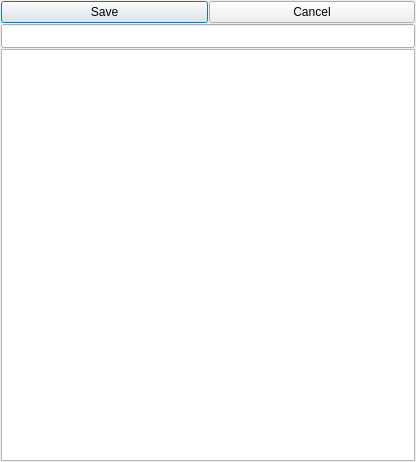
berndhs/arado, file ui/config-edit.ui: the form before one commit.
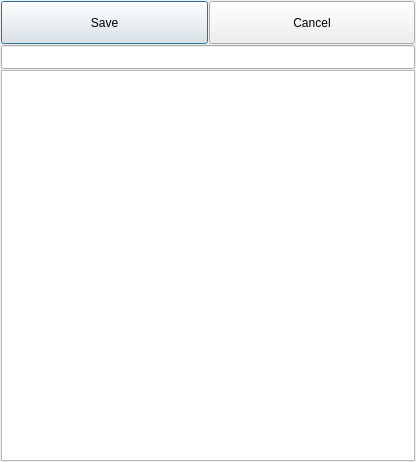
The form after the commit. Icons and pictures are not drawn.

Commit message: buttons optimated for mobile phones.

```diff
--- a/ui/config-edit.ui
+++ b/ui/config-edit.ui
@@ -38,6 +38,12 @@
          <verstretch>0</verstretch>
         </sizepolicy>
        </property>
+       <property name="minimumSize">
+        <size>
+         <width>0</width>
+         <height>43</height>
+        </size>
+       </property>
        <property name="text">
         <string>Save</string>
        </property>
@@ -51,6 +57,12 @@
          <verstretch>0</verstretch>
         </sizepolicy>
        </property>
+       <property name="minimumSize">
+        <size>
+         <width>0</width>
+         <height>43</height>
+        </size>
+       </property>
        <property name="text">
         <string>Cancel</string>
        </property>
```
Left out of the diff: 9 changed lines with no effect on the pictures.
